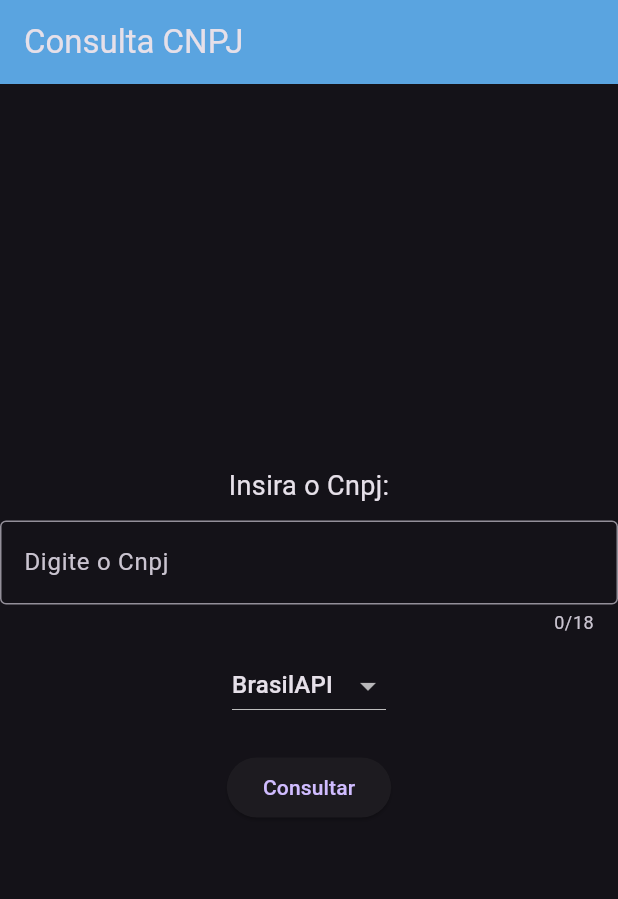
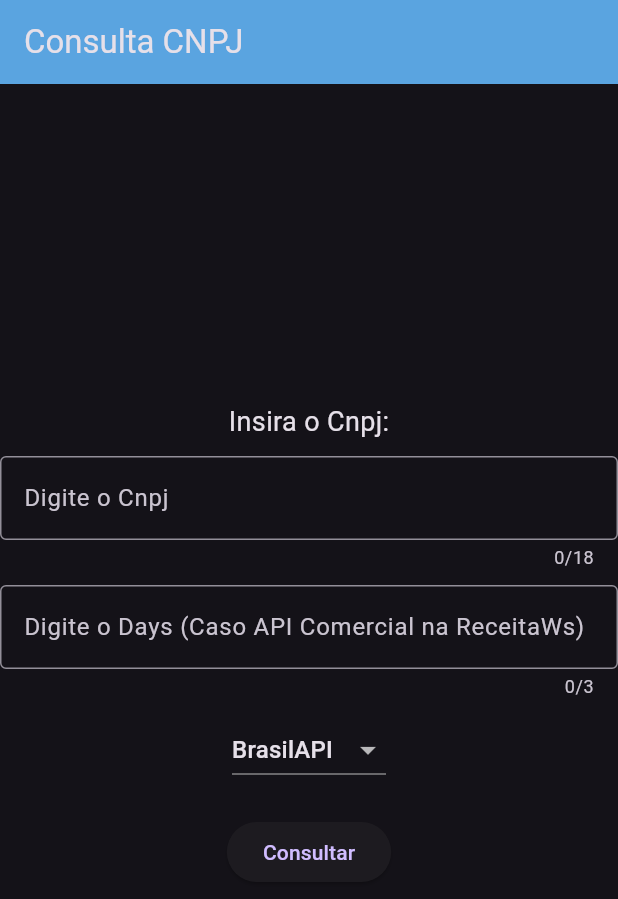
Before and after one commit to matheus-14/myProjectsFlutter, a Flutter app: the screen it shows after launch, on a phone screen of 412 x 824 dp. Shown: the top 899 px of the screen. Run offline on Flutter 3.47's test engine with Material 3 defaults, Android fonts, the phone set to English and light mode, and no system bars; our stand-ins replace dio.

Commit message:
final 27/02
continuar processo da api comercial

```diff
--- a/cnpj_consulta/lib/MCnpj.dart
+++ b/cnpj_consulta/lib/MCnpj.dart
@@ -324,13 +324,13 @@ CNPJNormal copyWit({
   static String lCNPJNormalToJson(List<CNPJNormal> data) => jsonEncode(List<dynamic>.from(data.map((x) => x.toJson())), toEncodable: FJson.dataHoraSeralizer);
 
 
-  static Future<CNPJNormal> consultarCNPJ(String selecionadaAPI, String cnpjEntrada) async {
+  static Future<CNPJNormal> consultarCNPJ(String selecionadaAPI, String cnpjEntrada, int days) async {
 
     if (selecionadaAPI == 'BrasilAPI') {
       return CNPJBrasilAPI.consultarCNPJ(cnpjEntrada);
     }
      else {
-      return CNPJReceitaWS.consultarCNPJ(cnpjEntrada);
+      return CNPJReceitaWS.consultarCNPJ(cnpjEntrada, days);
     }
 
   }
--- a/cnpj_consulta/lib/MCnpjReceitaWs.dart
+++ b/cnpj_consulta/lib/MCnpjReceitaWs.dart
@@ -1,4 +1,4 @@
-// ignore_for_file: non_constant_identifier_names, avoid_print, unused_local_variable, file_names
+// ignore_for_file: non_constant_identifier_names, avoid_print, unused_local_variable, file_names, unused_import
 //import 'dart:developer';
 //import 'package:flutter/services.dart';
 
@@ -7,7 +7,6 @@ import 'dart:developer';
 import 'package:cnpj_consulta/MCnpjQsa.dart';
 import 'package:cnpj_consulta/MCnpjAtividadePrincipal.dart';
 import 'package:cnpj_consulta/MCnpjAtividadesSecundarias.dart';
-import 'package:http/http.dart' as http;
 import 'package:dio/dio.dart';
 import 'package:json_annotation/json_annotation.dart';
 import '../funcoes/fJson.dart';
@@ -192,26 +191,24 @@ CNPJReceitaWS copyWith({
   static String lCNPJReceitaWSToJson(List<CNPJReceitaWS> data) => jsonEncode(List<dynamic>.from(data.map((x) => x.toJson())), toEncodable: FJson.dataHoraSeralizer);
 
 
-  static Future<CNPJNormal> consultarCNPJ(String cnpj) async {
-
-    // final url = Uri.parse("https://receitaws.com.br/v1/cnpj/${cnpj.trim().replaceAll('.', '').replaceAll('-', '').replaceAll('/', '')}");
-    // final response = await http.get(url);
+  static Future<CNPJNormal> consultarCNPJ(String cnpj, int days) async {
 
     final dio = Dio();
-    final responseDio = await dio.get("https://receitaws.com.br/v1/cnpj/${cnpj.trim().replaceAll('.', '').replaceAll('-', '').replaceAll('/', '')}");
+    Response responseDio;
+
+    if(days > 0){     // Caso days esteja preenchido, é a API Comercial
+      responseDio = await dio.get("https://receitaws.com.br/v1/cnpj/${cnpj.trim().replaceAll('.', '').replaceAll('-', '').replaceAll('/', '')}/days/$days");
+    }else{        // Caso days esteja vazio, é a API Publica
+      responseDio = await dio.get("https://receitaws.com.br/v1/cnpj/${cnpj.trim().replaceAll('.', '').replaceAll('-', '').replaceAll('/', '')}");
+    }
 
     CNPJNormal cnpjNormal = CNPJNormal();
     String sMensagem = "";
     CNPJReceitaWS cnpjReceita = CNPJReceitaWS();
 
-    //try {
-    //await Clipboard.setData(ClipboardData(text: response.body));
-
-    //cnpjReceita = CNPJReceitaWS.fromJsonString(response.body);
     cnpjReceita = CNPJReceitaWS.fromJson(responseDio.data);
 
     int numQsa = 0;
-
     cnpjNormal.qsa = [];
     for(var obj in cnpjReceita.qsa!){
     cnpjNormal.qsa!.add(obj);
@@ -296,9 +293,6 @@ CNPJReceitaWS copyWith({
     cnpjNormal.cnaeAtvSecundaria = int.parse(cnpjReceita.atividades_secundarias![0].code!.replaceAll('.', '').replaceAll('-', '').trim());
     cnpjNormal.cnaeAtvSecundariaDescricao = cnpjReceita.atividades_secundarias![0].text;
 
-    /*} catch (e) {
-      debugger();
-    }*/
 
     if(responseDio.statusCode != 200){
       sMensagem = "Aconteceu uma falha ao consultar o Cnpj na ReceitaWS.";
--- a/cnpj_consulta/lib/main.dart
+++ b/cnpj_consulta/lib/main.dart
@@ -37,6 +37,7 @@ class MyHomePage extends StatefulWidget {
 class _MyHomePageState extends State<MyHomePage> {
   String selecionadaAPI = 'BrasilAPI'; // Valor padrão
   String cnpjEntrada = '';
+  int? days;
   dynamic cnpjData;
 
   @override
@@ -52,6 +53,7 @@ class _MyHomePageState extends State<MyHomePage> {
           children: <Widget>[
             const Text('Insira o Cnpj:', style: TextStyle(fontSize: 18),
             ),
+
             const SizedBox(height: 10),
             TextField(
               onChanged: (value) {
@@ -66,6 +68,22 @@ class _MyHomePageState extends State<MyHomePage> {
               maxLines: 1,
               maxLength: 18,
             ),
+
+            const SizedBox(height: 10),
+            TextField(
+              onChanged: (value) {
+                setState(() {
+                  days = int.parse(value);
+                });
+              },
+              decoration: const InputDecoration(
+                hintText: 'Digite o Days (Caso API Comercial na ReceitaWs)',
+                border: OutlineInputBorder(),
+              ),
+              maxLines: 1,
+              maxLength: 3,
+            ),
+
             const SizedBox(height: 10),
             DropdownButton<String>(
               value: selecionadaAPI,
@@ -81,6 +99,7 @@ class _MyHomePageState extends State<MyHomePage> {
                 });
               },
             ),
+
             const SizedBox(height: 20),
             ElevatedButton(
               onPressed: () {
@@ -88,6 +107,7 @@ class _MyHomePageState extends State<MyHomePage> {
               },
               child: const Text('Consultar'),
             ),
+
             const SizedBox(height: 20),
             if (cnpjData != null)
               Text('CNPJ consultado: ${cnpjData!.cnpj}'),
@@ -101,11 +121,20 @@ class _MyHomePageState extends State<MyHomePage> {
     try {
       debugger();
 
-    final cnpjData = await CNPJNormal.consultarCNPJ(selecionadaAPI, cnpjEntrada);
+    if (days != null) { // CASO API COMERCIAL
+      final cnpjData = await CNPJNormal.consultarCNPJ(selecionadaAPI, cnpjEntrada, days!);
 
-    setState(() {
-      this.cnpjData = cnpjData;
-    });
+      setState(() {
+        this.cnpjData = cnpjData;
+      });
+    }else{  // CASO API PUBLICA
+      days = -1;
+      final cnpjData = await CNPJNormal.consultarCNPJ(selecionadaAPI, cnpjEntrada, days!);
+
+      setState(() {
+        this.cnpjData = cnpjData;
+      });
+    }
 
     } catch (e) {
       setState(() {
```
Also changed, not shown: cnpj_consulta/lib/MCnpjBrasilAPI.dart (+1 -11 lines).
